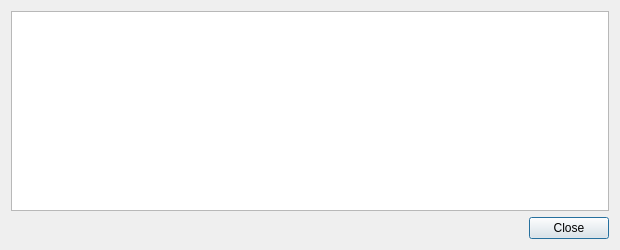
hanxianzhai/poscoin, file src/qt/forms/transactiondescdialog.ui: the form before one commit.
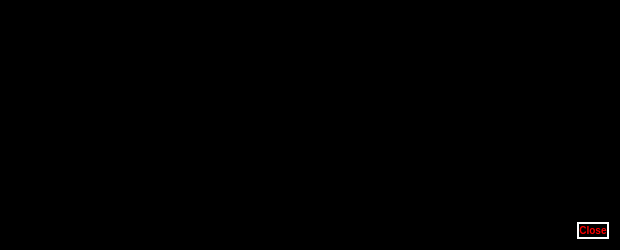
The form after the commit.

What changed in the file:
```diff
--- a/src/qt/forms/transactiondescdialog.ui
+++ b/src/qt/forms/transactiondescdialog.ui
@@ -13,12 +13,327 @@
   <property name="windowTitle">
    <string>Transaction details</string>
   </property>
+  <property name="styleSheet">
+   <string notr="true">background-color: rgb(0, 0, 0);
+color: rgb(234, 135, 22);</string>
+  </property>
   <layout class="QVBoxLayout" name="verticalLayout">
    <item>
     <widget class="QTextEdit" name="detailText">
+     <property name="palette">
+      <palette>
+       <active>
+        <colorrole role="WindowText">
+         <brush brushstyle="SolidPattern">
+          <color alpha="255">
+           <red>202</red>
+           <green>117</green>
+           <blue>19</blue>
+          </color>
+         </brush>
+        </colorrole>
+        <colorrole role="Button">
+         <brush brushstyle="SolidPattern">
+          <color alpha="255">
+           <red>0</red>
+           <green>0</green>
+           <blue>0</blue>
+          </color>
+         </brush>
+        </colorrole>
+        <colorrole role="Dark">
+         <brush brushstyle="SolidPattern">
+          <color alpha="255">
+           <red>202</red>
+           <green>117</green>
+           <blue>19</blue>
+          </color>
+         </brush>
+        </colorrole>
+        <colorrole role="Mid">
+         <brush brushstyle="SolidPattern">
+          <color alpha="255">
+           <red>202</red>
+           <green>117</green>
+           <blue>19</blue>
+          </color>
+         </brush>
+        </colorrole>
+        <colorrole role="Text">
+         <brush brushstyle="SolidPattern">
+          <color alpha="255">
+           <red>202</red>
+           <green>117</green>
+           <blue>19</blue>
+          </color>
+         </brush>
+        </colorrole>
+        <colorrole role="ButtonText">
+         <brush brushstyle="SolidPattern">
+          <color alpha="255">
+           <red>202</red>
+           <green>117</green>
+           <blue>19</blue>
+          </color>
+         </brush>
+        </colorrole>
+        <colorrole role="Base">
+         <brush brushstyle="SolidPattern">
+          <color alpha="255">
+           <red>0</red>
+           <green>0</green>
+           <blue>0</blue>
+          </color>
+         </brush>
+        </colorrole>
+        <colorrole role="Window">
+         <brush brushstyle="SolidPattern">
+          <color alpha="255">
+           <red>0</red>
+           <green>0</green>
+           <blue>0</blue>
+          </color>
+         </brush>
+        </colorrole>
+        <colorrole role="Shadow">
+         <brush brushstyle="SolidPattern">
+          <color alpha="255">
+           <red>202</red>
+           <green>117</green>
+           <blue>19</blue>
+          </color>
+         </brush>
+        </colorrole>
+        <colorrole role="ToolTipBase">
+         <brush brushstyle="SolidPattern">
+          <color alpha="255">
+           <red>202</red>
+           <green>117</green>
+           <blue>19</blue>
+          </color>
+         </brush>
+        </colorrole>
+        <colorrole role="ToolTipText">
+         <brush brushstyle="SolidPattern">
+          <color alpha="255">
+           <red>202</red>
+           <green>117</green>
+           <blue>19</blue>
+          </color>
+         </brush>
+        </colorrole>
+       </active>
+       <inactive>
+        <colorrole role="WindowText">
+         <brush brushstyle="SolidPattern">
+          <color alpha="255">
+           <red>202</red>
+           <green>117</green>
+           <blue>19</blue>
+          </color>
+         </brush>
+        </colorrole>
+        <colorrole role="Button">
+         <brush brushstyle="SolidPattern">
+          <color alpha="255">
+           <red>0</red>
+           <green>0</green>
+           <blue>0</blue>
+          </color>
+         </brush>
+        </colorrole>
+        <colorrole role="Dark">
+         <brush brushstyle="SolidPattern">
+          <color alpha="255">
+           <red>202</red>
+           <green>117</green>
+           <blue>19</blue>
+          </color>
+         </brush>
+        </colorrole>
+        <colorrole role="Mid">
+         <brush brushstyle="SolidPattern">
+          <color alpha="255">
+           <red>202</red>
+           <green>117</green>
+           <blue>19</blue>
+          </color>
+         </brush>
+        </colorrole>
+        <colorrole role="Text">
+         <brush brushstyle="SolidPattern">
+          <color alpha="255">
+           <red>202</red>
+           <green>117</green>
+           <blue>19</blue>
+          </color>
+         </brush>
+        </colorrole>
+        <colorrole role="ButtonText">
+         <brush brushstyle="SolidPattern">
+          <color alpha="255">
+           <red>202</red>
+           <green>117</green>
+           <blue>19</blue>
+          </color>
+         </brush>
+        </colorrole>
+        <colorrole role="Base">
+         <brush brushstyle="SolidPattern">
+          <color alpha="255">
+           <red>0</red>
+           <green>0</green>
+           <blue>0</blue>
+          </color>
+         </brush>
+        </colorrole>
+        <colorrole role="Window">
+         <brush brushstyle="SolidPattern">
+          <color alpha="255">
+           <red>0</red>
+           <green>0</green>
+           <blue>0</blue>
+          </color>
+         </brush>
+        </colorrole>
+        <colorrole role="Shadow">
+         <brush brushstyle="SolidPattern">
+          <color alpha="255">
+           <red>202</red>
+           <green>117</green>
+           <blue>19</blue>
+          </color>
+         </brush>
+        </colorrole>
+        <colorrole role="ToolTipBase">
+         <brush brushstyle="SolidPattern">
+          <color alpha="255">
+           <red>202</red>
+           <green>117</green>
+           <blue>19</blue>
+          </color>
+         </brush>
+        </colorrole>
+        <colorrole role="ToolTipText">
+         <brush brushstyle="SolidPattern">
+          <color alpha="255">
+           <red>202</red>
+           <green>117</green>
+           <blue>19</blue>
+          </color>
+         </brush>
+        </colorrole>
+       </inactive>
+       <disabled>
+        <colorrole role="WindowText">
+         <brush brushstyle="SolidPattern">
+          <color alpha="255">
+           <red>202</red>
+           <green>117</green>
+           <blue>19</blue>
+          </color>
+         </brush>
+        </colorrole>
+        <colorrole role="Button">
+         <brush brushstyle="SolidPattern">
+          <color alpha="255">
+           <red>0</red>
+           <green>0</green>
+           <blue>0</blue>
+          </color>
+         </brush>
+        </colorrole>
+        <colorrole role="Dark">
+         <brush brushstyle="SolidPattern">
+          <color alpha="255">
+           <red>202</red>
+           <green>117</green>
+           <blue>19</blue>
+          </color>
+         </brush>
+        </colorrole>
+        <colorrole role="Mid">
+         <brush brushstyle="SolidPattern">
+          <color alpha="255">
+           <red>202</red>
+           <green>117</green>
+           <blue>19</blue>
+          </color>
+         </brush>
+        </colorrole>
+        <colorrole role="Text">
+         <brush brushstyle="SolidPattern">
+          <color alpha="255">
+           <red>202</red>
+           <green>117</green>
+           <blue>19</blue>
+          </color>
+         </brush>
+        </colorrole>
+        <colorrole role="ButtonText">
+         <brush brushstyle="SolidPattern">
+          <color alpha="255">
+           <red>202</red>
+           <green>117</green>
+           <blue>19</blue>
+          </color>
+         </brush>
+        </colorrole>
+        <colorrole role="Base">
+         <brush brushstyle="SolidPattern">
+          <color alpha="255">
+           <red>0</red>
+           <green>0</green>
+           <blue>0</blue>
+          </color>
+         </brush>
+        </colorrole>
+        <colorrole role="Window">
+         <brush brushstyle="SolidPattern">
+          <color alpha="255">
+           <red>0</red>
+           <green>0</green>
+           <blue>0</blue>
+          </color>
+         </brush>
+        </colorrole>
+        <colorrole role="Shadow">
+         <brush brushstyle="SolidPattern">
+          <color alpha="255">
+           <red>202</red>
+           <green>117</green>
+           <blue>19</blue>
+          </color>
+         </brush>
+        </colorrole>
+        <colorrole role="ToolTipBase">
+         <brush brushstyle="SolidPattern">
+          <color alpha="255">
+           <red>202</red>
+           <green>117</green>
+           <blue>19</blue>
+          </color>
+         </brush>
+        </colorrole>
+        <colorrole role="ToolTipText">
+         <brush brushstyle="SolidPattern">
+          <color alpha="255">
+           <red>202</red>
+           <green>117</green>
+           <blue>19</blue>
+          </color>
+         </brush>
+        </colorrole>
+       </disabled>
+      </palette>
+     </property>
      <property name="toolTip">
       <string>This pane shows a detailed description of the transaction</string>
      </property>
+     <property name="styleSheet">
+      <string notr="true">background-color: rgb(0, 0, 0);
+color: rgb(202, 117, 19);</string>
+     </property>
      <property name="readOnly">
       <bool>true</bool>
      </property>
@@ -26,6 +341,343 @@
    </item>
    <item>
     <widget class="QDialogButtonBox" name="buttonBox">
+     <property name="palette">
+      <palette>
+       <active>
+        <colorrole role="WindowText">
+         <brush brushstyle="SolidPattern">
+          <color alpha="255">
+           <red>255</red>
+           <green>0</green>
+           <blue>0</blue>
+          </color>
+         </brush>
+        </colorrole>
+        <colorrole role="Button">
+         <brush brushstyle="SolidPattern">
+          <color alpha="255">
+           <red>0</red>
+           <green>0</green>
+           <blue>0</blue>
+          </color>
+         </brush>
+        </colorrole>
+        <colorrole role="Midlight">
+         <brush brushstyle="SolidPattern">
+          <color alpha="255">
+           <red>255</red>
+           <green>255</green>
+           <blue>255</blue>
+          </color>
+         </brush>
+        </colorrole>
+        <colorrole role="Dark">
+         <brush brushstyle="SolidPattern">
+          <color alpha="255">
+           <red>255</red>
+           <green>255</green>
+           <blue>255</blue>
+          </color>
+         </brush>
+        </colorrole>
+        <colorrole role="Mid">
+         <brush brushstyle="SolidPattern">
+          <color alpha="255">
+           <red>255</red>
+           <green>255</green>
+           <blue>255</blue>
+          </color>
+         </brush>
+        </colorrole>
+        <colorrole role="Text">
+         <brush brushstyle="SolidPattern">
+          <color alpha="255">
+           <red>255</red>
+           <green>0</green>
+           <blue>0</blue>
+          </color>
+         </brush>
+        </colorrole>
+        <colorrole role="ButtonText">
+         <brush brushstyle="SolidPattern">
+          <color alpha="255">
+           <red>255</red>
+           <green>0</green>
+           <blue>0</blue>
+          </color>
+         </brush>
+        </colorrole>
+        <colorrole role="Base">
+         <brush brushstyle="SolidPattern">
+          <color alpha="255">
+           <red>0</red>
+           <green>0</green>
+           <blue>0</blue>
+          </color>
+         </brush>
+        </colorrole>
+        <colorrole role="Window">
+         <brush brushstyle="SolidPattern">
+          <color alpha="255">
+           <red>0</red>
+           <green>0</green>
+           <blue>0</blue>
+          </color>
+         </brush>
+        </colorrole>
+        <colorrole role="Shadow">
+         <brush brushstyle="SolidPattern">
+          <color alpha="255">
+           <red>255</red>
+           <green>255</green>
+           <blue>255</blue>
+          </color>
+         </brush>
+        </colorrole>
+        <colorrole role="Highlight">
+         <brush brushstyle="SolidPattern">
+          <color alpha="255">
+           <red>170</red>
+           <green>0</green>
+           <blue>0</blue>
+          </color>
+         </brush>
+        </colorrole>
+        <colorrole role="ToolTipText">
+         <brush brushstyle="SolidPattern">
+          <color alpha="255">
+           <red>255</red>
+           <green>255</green>
+           <blue>255</blue>
+          </color>
+         </brush>
+        </colorrole>
+       </active>
+       <inactive>
+        <colorrole role="WindowText">
+         <brush brushstyle="SolidPattern">
+          <color alpha="255">
+           <red>255</red>
+           <green>0</green>
+           <blue>0</blue>
+          </color>
+         </brush>
+        </colorrole>
+        <colorrole role="Button">
+         <brush brushstyle="SolidPattern">
+          <color alpha="255">
+           <red>0</red>
+           <green>0</green>
+           <blue>0</blue>
+          </color>
+         </brush>
+        </colorrole>
+        <colorrole role="Midlight">
+         <brush brushstyle="SolidPattern">
+          <color alpha="255">
+           <red>255</red>
+           <green>255</green>
+           <blue>255</blue>
+          </color>
+         </brush>
+        </colorrole>
+        <colorrole role="Dark">
+         <brush brushstyle="SolidPattern">
+          <color alpha="255">
+           <red>255</red>
+           <green>255</green>
+           <blue>255</blue>
+          </color>
+         </brush>
+        </colorrole>
+        <colorrole role="Mid">
+         <brush brushstyle="SolidPattern">
+          <color alpha="255">
+           <red>255</red>
+           <green>255</green>
+           <blue>255</blue>
+          </color>
+         </brush>
+        </colorrole>
+        <colorrole role="Text">
+         <brush brushstyle="SolidPattern">
+          <color alpha="255">
+           <red>255</red>
+           <green>0</green>
+           <blue>0</blue>
+          </color>
+         </brush>
+        </colorrole>
+        <colorrole role="ButtonText">
+         <brush brushstyle="SolidPattern">
+          <color alpha="255">
+           <red>255</red>
+           <green>0</green>
+           <blue>0</blue>
+          </color>
+         </brush>
+        </colorrole>
+        <colorrole role="Base">
+         <brush brushstyle="SolidPattern">
+          <color alpha="255">
+           <red>0</red>
+           <green>0</green>
+           <blue>0</blue>
+          </color>
+         </brush>
+        </colorrole>
+        <colorrole role="Window">
+         <brush brushstyle="SolidPattern">
+          <color alpha="255">
+           <red>0</red>
+           <green>0</green>
+           <blue>0</blue>
+          </color>
+         </brush>
+        </colorrole>
+        <colorrole role="Shadow">
+         <brush brushstyle="SolidPattern">
+          <color alpha="255">
+           <red>255</red>
+           <green>255</green>
+           <blue>255</blue>
+          </color>
+         </brush>
+        </colorrole>
+        <colorrole role="Highlight">
+         <brush brushstyle="SolidPattern">
+          <color alpha="255">
+           <red>170</red>
+           <green>0</green>
+           <blue>0</blue>
+          </color>
+         </brush>
+        </colorrole>
+        <colorrole role="ToolTipText">
+         <brush brushstyle="SolidPattern">
+          <color alpha="255">
+           <red>255</red>
+           <green>255</green>
+           <blue>255</blue>
+          </color>
+         </brush>
+        </colorrole>
+       </inactive>
+       <disabled>
+        <colorrole role="WindowText">
+         <brush brushstyle="SolidPattern">
+          <color alpha="255">
+           <red>255</red>
+           <green>0</green>
+           <blue>0</blue>
+          </color>
+         </brush>
+        </colorrole>
+        <colorrole role="Button">
+         <brush brushstyle="SolidPattern">
+          <color alpha="255">
+           <red>0</red>
+           <green>0</green>
+           <blue>0</blue>
+          </color>
+         </brush>
+        </colorrole>
+        <colorrole role="Midlight">
+         <brush brushstyle="SolidPattern">
+          <color alpha="255">
+           <red>255</red>
+           <green>255</green>
+           <blue>255</blue>
+          </color>
+         </brush>
+        </colorrole>
+        <colorrole role="Dark">
+         <brush brushstyle="SolidPattern">
+          <color alpha="255">
+           <red>255</red>
+           <green>255</green>
+           <blue>255</blue>
+          </color>
+         </brush>
+        </colorrole>
+        <colorrole role="Mid">
+         <brush brushstyle="SolidPattern">
+          <color alpha="255">
+           <red>255</red>
+           <green>255</green>
+           <blue>255</blue>
+          </color>
+         </brush>
+        </colorrole>
+        <colorrole role="Text">
+         <brush brushstyle="SolidPattern">
+          <color alpha="255">
+           <red>255</red>
+           <green>0</green>
+           <blue>0</blue>
+          </color>
+         </brush>
+        </colorrole>
+        <colorrole role="ButtonText">
+         <brush brushstyle="SolidPattern">
+          <color alpha="255">
+           <red>255</red>
+           <green>0</green>
+           <blue>0</blue>
+          </color>
+         </brush>
+        </colorrole>
+        <colorrole role="Base">
+         <brush brushstyle="SolidPattern">
+          <color alpha="255">
+           <red>0</red>
+           <green>0</green>
+           <blue>0</blue>
+          </color>
+         </brush>
+        </colorrole>
+        <colorrole role="Window">
+         <brush brushstyle="SolidPattern">
+          <color alpha="255">
+           <red>0</red>
+           <green>0</green>
+           <blue>0</blue>
+          </color>
+         </brush>
+        </colorrole>
+        <colorrole role="Shadow">
+         <brush brushstyle="SolidPattern">
+          <color alpha="255">
+           <red>255</red>
+           <green>255</green>
+           <blue>255</blue>
+          </color>
+         </brush>
+        </colorrole>
+        <colorrole role="Highlight">
+         <brush brushstyle="SolidPattern">
+          <color alpha="255">
+           <red>195</red>
+           <green>195</green>
+           <blue>195</blue>
+          </color>
+         </brush>
+        </colorrole>
+        <colorrole role="ToolTipText">
+         <brush brushstyle="SolidPattern">
+          <color alpha="255">
+           <red>255</red>
+           <green>255</green>
+           <blue>255</blue>
+          </color>
+         </brush>
+        </colorrole>
+       </disabled>
+      </palette>
+     </property>
+     <property name="styleSheet">
+      <string notr="true"> background : #000000 ;border-radius:10px; border-color: white; color: red;  border-style: solid; border-width: 2px;font: bold 10px;min-width: 8em;</string>
+     </property>
      <property name="orientation">
       <enum>Qt::Horizontal</enum>
      </property>
```
